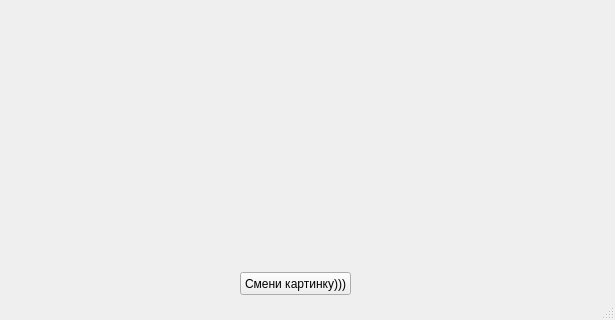
This is src/resources/UI/main_v2.ui in abbeswrld/web as Qt 5 draws it before an edit; both pictures show x 0 to 615 and y 148 to 468 of the 615 by 468 pixel window. The edited form follows.
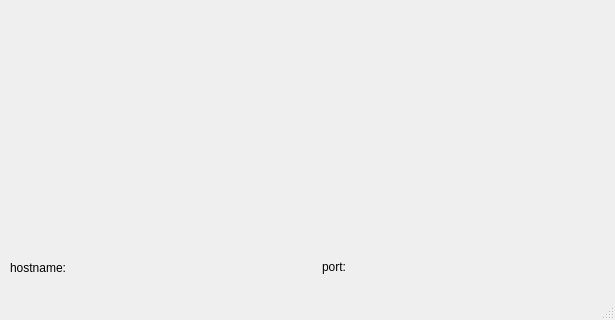
This is the edited form. The open tabs and pages were chosen to show the change.

Commit message: moved labels

Diff of the .ui file:
```diff
--- a/src/resources/UI/main_v2.ui
+++ b/src/resources/UI/main_v2.ui
@@ -199,7 +199,7 @@
      <widget class="QLabel" name="image">
       <property name="geometry">
        <rect>
-        <x>60</x>
+        <x>0</x>
         <y>20</y>
         <width>611</width>
         <height>381</height>
@@ -212,17 +212,56 @@
        <string/>
       </property>
      </widget>
-     <widget class="QPushButton" name="swap_image">
+     <widget class="QLabel" name="label">
       <property name="geometry">
        <rect>
-        <x>240</x>
-        <y>420</y>
-        <width>111</width>
-        <height>23</height>
+        <x>10</x>
+        <y>400</y>
+        <width>61</width>
+        <height>31</height>
        </rect>
       </property>
       <property name="text">
-       <string>Смени картинку)))</string>
+       <string>hostname:</string>
+      </property>
+     </widget>
+     <widget class="QLabel" name="label_2">
+      <property name="geometry">
+       <rect>
+        <x>80</x>
+        <y>410</y>
+        <width>231</width>
+        <height>21</height>
+       </rect>
+      </property>
+      <property name="text">
+       <string/>
+      </property>
+     </widget>
+     <widget class="QLabel" name="label_3">
+      <property name="geometry">
+       <rect>
+        <x>322</x>
+        <y>405</y>
+        <width>50</width>
+        <height>20</height>
+       </rect>
+      </property>
+      <property name="text">
+       <string>port:</string>
+      </property>
+     </widget>
+     <widget class="QLabel" name="label_4">
+      <property name="geometry">
+       <rect>
+        <x>350</x>
+        <y>410</y>
+        <width>71</width>
+        <height>21</height>
+       </rect>
+      </property>
+      <property name="text">
+       <string/>
       </property>
      </widget>
     </widget>
```
Left out of the diff: 36 changed lines with no effect on the pictures.
